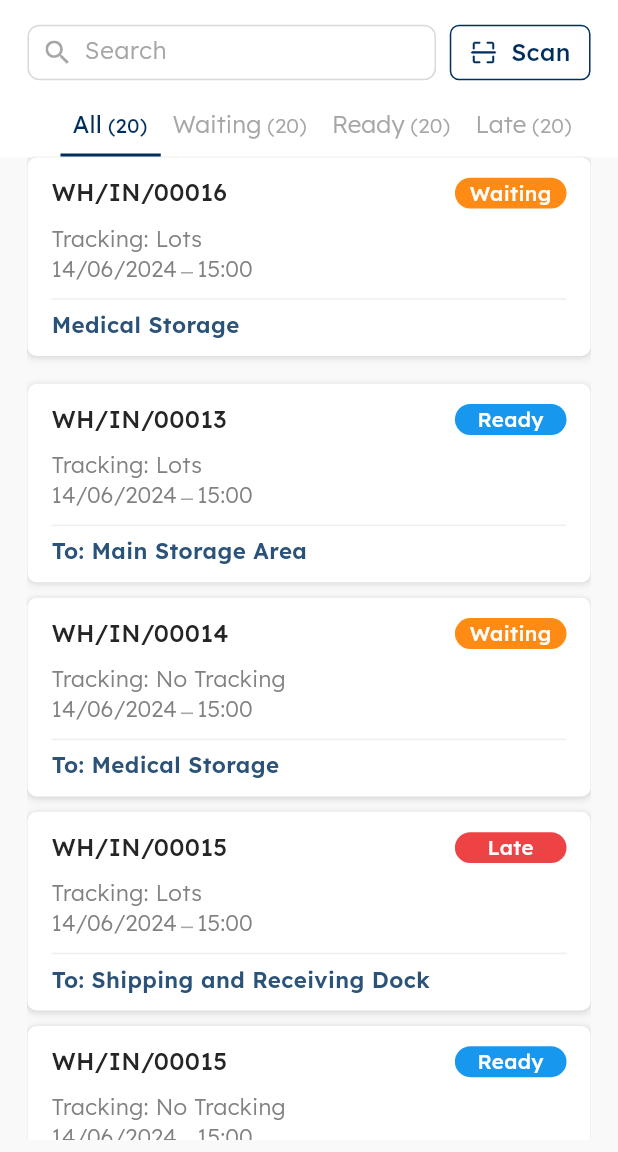
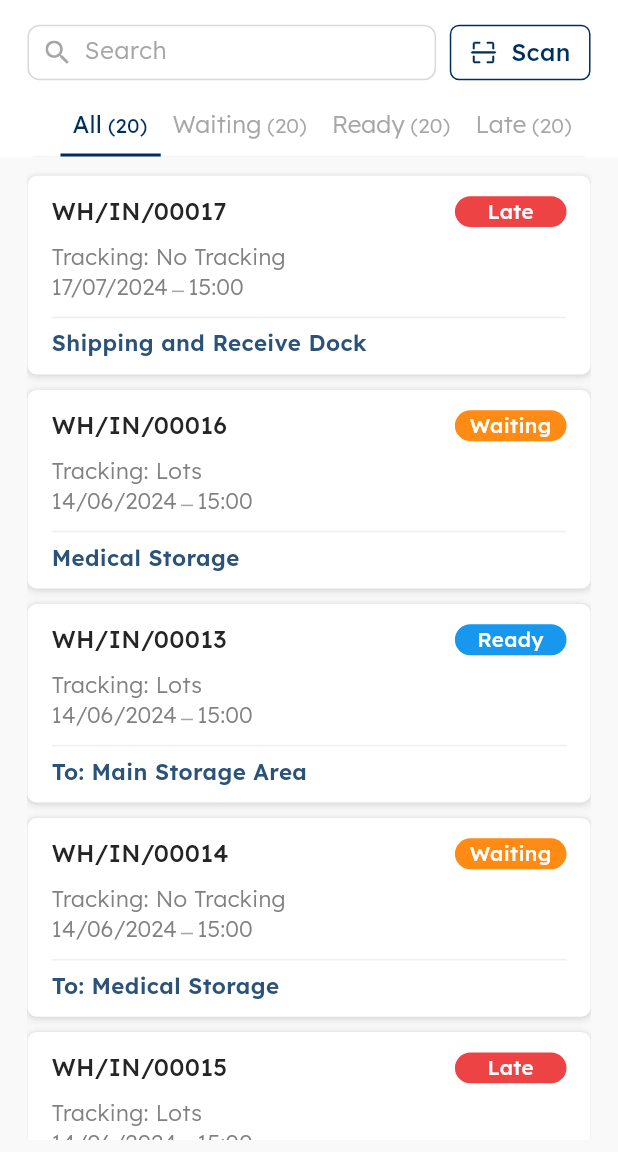
Before and after one commit to teguhw-scaleocean/inventory_3, a Flutter app: the ReceiptProductMenuListScreen screen opened directly, on a phone screen of 412 x 824 dp, the part 84-1236 px from its top. Run offline on Flutter 3.47's test engine with Material 3 defaults, Android fonts, the phone set to English and light mode, and no system bars; our stand-ins replace awesome_dialog, device_preview, dropdown_button2, dropdown_search, flutter_bloc, flutter_dash and 2 more; missing offline and left inert: qr_code_scanner, smooth_highlight.

Commit message:
fix-padding-build-list-secction

```diff
--- a/lib/common/components/receipt_product_item_card.dart
+++ b/lib/common/components/receipt_product_item_card.dart
@@ -9,8 +9,10 @@ import 'status_badge.dart';
 
 class ReceiptProductItemCard extends StatelessWidget {
   final Receipt receipt;
+  final int index;
 
-  const ReceiptProductItemCard({super.key, required this.receipt});
+  const ReceiptProductItemCard(
+      {super.key, required this.receipt, required this.index});
 
   @override
   Widget build(BuildContext context) {
@@ -29,7 +31,7 @@ class ReceiptProductItemCard extends StatelessWidget {
       },
       child: Container(
         margin: EdgeInsets.only(
-          top: (receipt.id == 1) ? 8.h : 0,
+          top: (index == 0) ? 12.h : 0,
           bottom: 10.h,
         ),
         padding: EdgeInsets.fromLTRB(14.w, 12.h, 14.w, 10.h),
--- a/lib/presentation/receipt/receipt_product/screens/receipt_product_menu_list_screen.dart
+++ b/lib/presentation/receipt/receipt_product/screens/receipt_product_menu_list_screen.dart
@@ -42,6 +42,16 @@ class _ReceiptProductMenuListScreenState
 
     tabs = ["All", "Waiting", "Ready", "Late"];
     listReceipt = [
+      Receipt(
+        id: 7,
+        name: "WH/IN/00017",
+        status: "Late",
+        packageName: "Package: Pallet",
+        packageStatus: "Tracking: No Tracking",
+        dateTime: "17/07/2024 - 15:00",
+        destination: "Shipping and Receive Dock",
+        statusColor: ColorName.lateColor,
+      ),
       Receipt(
         id: 6,
         name: "WH/IN/00016",
@@ -195,7 +205,10 @@ class _ReceiptProductMenuListScreenState
           itemBuilder: (context, index) {
             var item = listReceipt[index];
 
-            return ReceiptProductItemCard(receipt: item);
+            return ReceiptProductItemCard(
+              receipt: item,
+              index: index,
+            );
           }),
     );
   }
```
